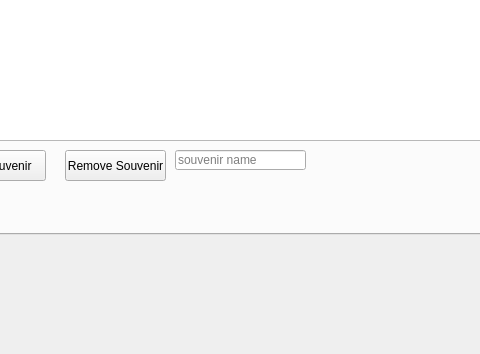
rizzi-trevor/Proj2TempRepo, file adminwindow.ui: the form before one commit; both pictures show x 107 to 587 and y 246 to 600 of the 800 by 600 pixel window.
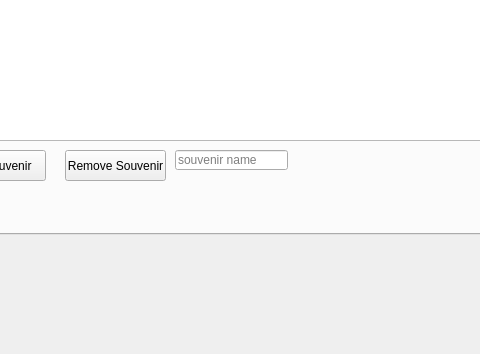
The form after the commit. The open tabs and pages were chosen to show the change.

```diff
--- a/adminwindow.ui
+++ b/adminwindow.ui
@@ -156,7 +156,7 @@
        <rect>
         <x>240</x>
         <y>360</y>
-        <width>131</width>
+        <width>113</width>
         <height>20</height>
        </rect>
       </property>
```
Left out of the diff: 27 changed lines with no effect on the pictures.
